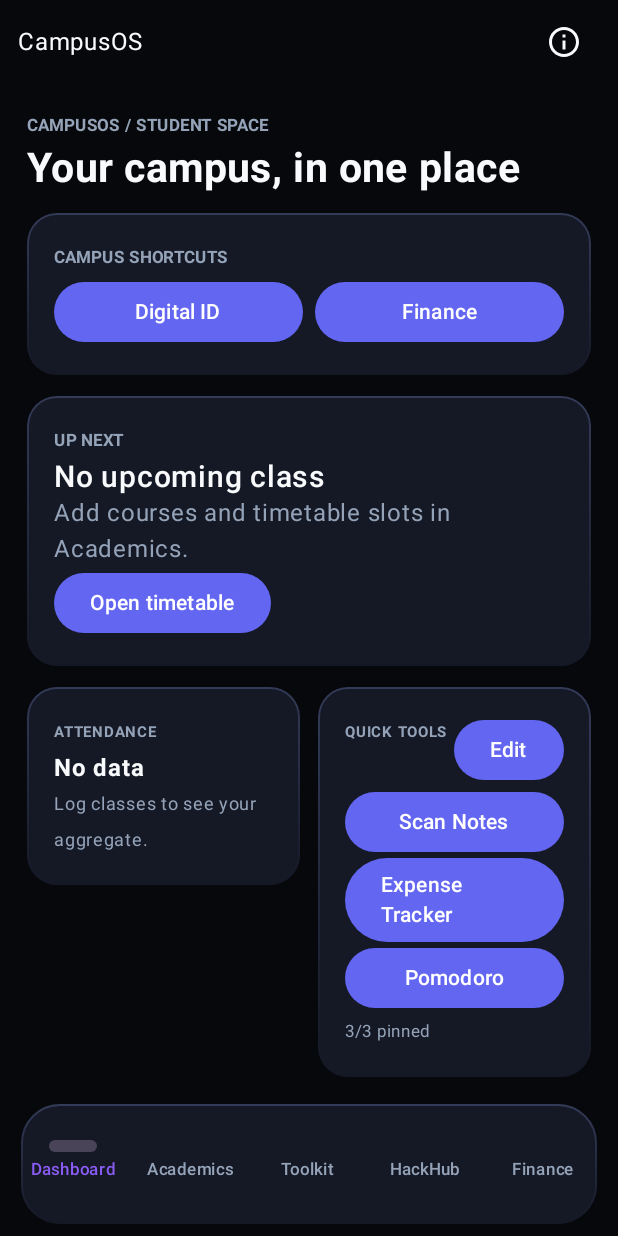
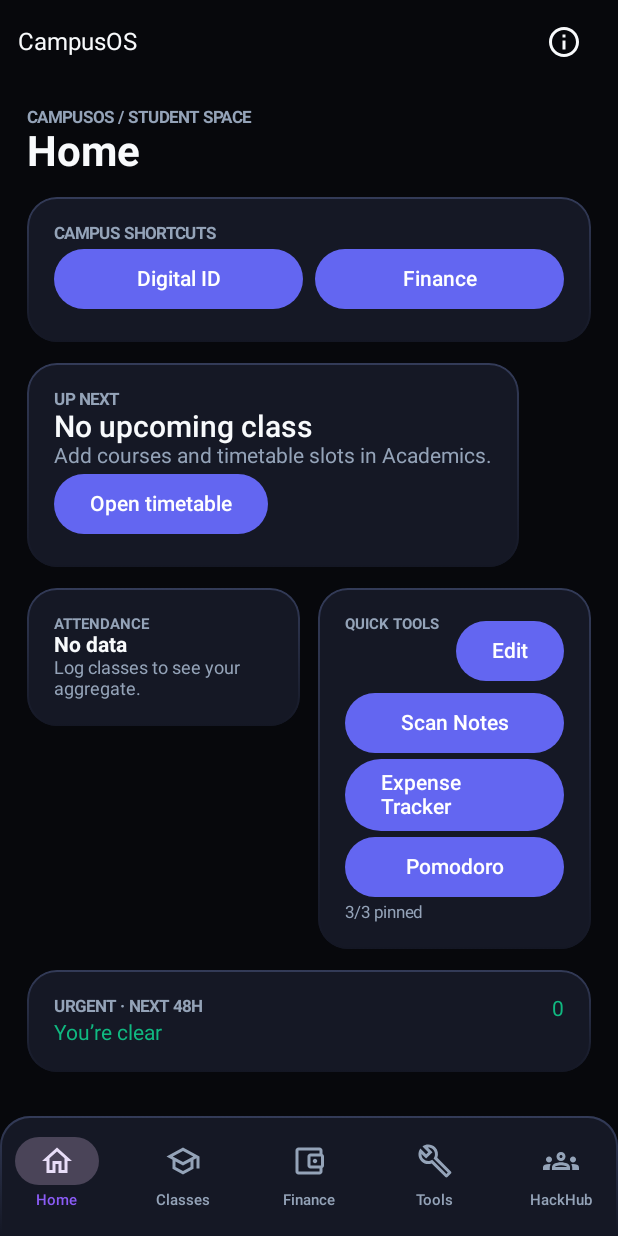
Before and after one commit to Afraz-Dev-Pro/Afraz-CampusOS, an Android app built with Jetpack Compose: the screen it shows after launch (MainActivity), on a phone screen of 412 x 824 dp. Run offline under Robolectric (Android 15) with nearby library versions, the phone set to English and light mode, and no system bars; our stand-ins replace Dagger/Hilt's generated code, Room's generated code; pictures from the network do not load.

Commit message:
feat: add adaptive CampusOS theme and navigation shell

```diff
--- a/app/src/main/java/com/afraz/campusos/MainActivity.kt
+++ b/app/src/main/java/com/afraz/campusos/MainActivity.kt
@@ -1,30 +1,47 @@
 package com.afraz.campusos
 
+import android.content.Intent
 import android.os.Bundle
 import androidx.activity.ComponentActivity
 import androidx.activity.compose.setContent
+import androidx.activity.enableEdgeToEdge
+import androidx.activity.SystemBarStyle
 import androidx.compose.foundation.border
+import androidx.compose.foundation.layout.BoxWithConstraints
 import androidx.compose.foundation.layout.Row
+import androidx.compose.foundation.layout.Spacer
+import androidx.compose.foundation.layout.WindowInsets
+import androidx.compose.foundation.layout.fillMaxSize
 import androidx.compose.foundation.layout.fillMaxWidth
 import androidx.compose.foundation.layout.padding
+import androidx.compose.foundation.layout.size
+import androidx.compose.foundation.layout.statusBars
+import androidx.compose.foundation.layout.windowInsetsPadding
 import androidx.compose.foundation.shape.RoundedCornerShape
-import androidx.compose.material3.MaterialTheme
+import androidx.compose.material.icons.Icons
+import androidx.compose.material.icons.automirrored.outlined.ArrowBack
+import androidx.compose.material.icons.outlined.AccountBalanceWallet
+import androidx.compose.material.icons.outlined.Build
+import androidx.compose.material.icons.outlined.Groups
+import androidx.compose.material.icons.outlined.Home
+import androidx.compose.material.icons.outlined.Info
+import androidx.compose.material.icons.outlined.School
 import androidx.compose.material3.Icon
 import androidx.compose.material3.IconButton
+import androidx.compose.material3.MaterialTheme
 import androidx.compose.material3.NavigationBar
 import androidx.compose.material3.NavigationBarItem
+import androidx.compose.material3.NavigationRail
+import androidx.compose.material3.NavigationRailItem
 import androidx.compose.material3.Scaffold
 import androidx.compose.material3.Text
-import androidx.compose.material.icons.Icons
-import androidx.compose.material.icons.outlined.Info
-import androidx.compose.material.icons.automirrored.outlined.ArrowBack
-import androidx.compose.foundation.layout.Spacer
-import androidx.compose.ui.Alignment
 import androidx.compose.runtime.Composable
 import androidx.compose.runtime.LaunchedEffect
 import androidx.compose.runtime.getValue
+import androidx.compose.ui.Alignment
 import androidx.compose.ui.Modifier
 import androidx.compose.ui.graphics.Brush
+import androidx.compose.ui.graphics.Color
 import androidx.compose.ui.unit.dp
 import androidx.compose.ui.unit.sp
 import androidx.hilt.navigation.compose.hiltViewModel
@@ -33,117 +50,196 @@ import androidx.navigation.compose.NavHost
 import androidx.navigation.compose.composable
 import androidx.navigation.compose.currentBackStackEntryAsState
 import androidx.navigation.compose.rememberNavController
-import com.afraz.campusos.core.designsystem.CampusOsTheme
 import com.afraz.campusos.core.designsystem.GlassBorderBottom
 import com.afraz.campusos.core.designsystem.GlassBorderTop
 import com.afraz.campusos.core.designsystem.GlassFill
 import com.afraz.campusos.feature_academics.AcademicsScreen
+import com.afraz.campusos.feature_dashboard.AboutScreen
 import com.afraz.campusos.feature_dashboard.DashboardScreen
-import com.afraz.campusos.feature_dashboard.AboutScreen
 import com.afraz.campusos.feature_hackhub.HackHubScreen
+import com.afraz.campusos.feature_toolkit.FinanceScreen
 import com.afraz.campusos.feature_toolkit.ToolkitScreen
-import com.afraz.campusos.feature_toolkit.FinanceScreen
 import com.afraz.campusos.feature_toolkit.tile.QuickScanTileService
 import com.afraz.campusos.navigation.CampusRoute
+import com.afraz.campusos.ui.theme.CampusOsTheme
 import dagger.hilt.android.AndroidEntryPoint
 
 @AndroidEntryPoint
 class MainActivity : ComponentActivity() {
-    private var openScannerRequest = androidx.compose.runtime.mutableStateOf(false)
+    private val openScannerRequest = androidx.compose.runtime.mutableStateOf(false)
 
     override fun onCreate(savedInstanceState: Bundle?) {
         super.onCreate(savedInstanceState)
+        enableEdgeToEdge(
+            statusBarStyle = SystemBarStyle.dark(android.graphics.Color.rgb(7, 8, 12)),
+            navigationBarStyle = SystemBarStyle.dark(android.graphics.Color.rgb(7, 8, 12))
+        )
         openScannerRequest.value = intent.getBooleanExtra(QuickScanTileService.EXTRA_OPEN_SCANNER, false)
         setContent {
             CampusOsTheme {
-                CampusShell(openScannerRequest.value, onScannerConsumed = { openScannerRequest.value = false }, onScannerRequested = { openScannerRequest.value = true })
+                CampusNavScaffold(
+                    openScannerRequest = openScannerRequest.value,
+                    onScannerConsumed = { openScannerRequest.value = false },
+                    onScannerRequested = { openScannerRequest.value = true }
+                )
             }
         }
     }
 
-    override fun onNewIntent(intent: android.content.Intent) {
+    override fun onNewIntent(intent: Intent) {
         super.onNewIntent(intent)
         setIntent(intent)
-        if (intent.getBooleanExtra(QuickScanTileService.EXTRA_OPEN_SCANNER, false)) openScannerRequest.value = true
+        if (intent.getBooleanExtra(QuickScanTileService.EXTRA_OPEN_SCANNER, false)) {
+            openScannerRequest.value = true
+        }
     }
 }
 
+private data class CampusDestination(
+    val label: String,
+    val route: CampusRoute,
+    val icon: androidx.compose.ui.graphics.vector.ImageVector
+)
+
 @Composable
-private fun CampusShell(openScannerRequest: Boolean, onScannerConsumed: () -> Unit, onScannerRequested: () -> Unit) {
+private fun CampusNavScaffold(
+    openScannerRequest: Boolean,
+    onScannerConsumed: () -> Unit,
+    onScannerRequested: () -> Unit
+) {
     val navController = rememberNavController()
     val backStack by navController.currentBackStackEntryAsState()
-    val destination = backStack?.destination
-    val currentRoute = destination?.route.orEmpty()
+    val currentRoute = backStack?.destination?.route.orEmpty()
     val isAboutPage = currentRoute.substringAfterLast('.').startsWith("About")
+    val destinations = listOf(
+        CampusDestination("Home", CampusRoute.Dashboard, Icons.Outlined.Home),
+        CampusDestination("Classes", CampusRoute.Academics, Icons.Outlined.School),
+        CampusDestination("Finance", CampusRoute.Finance, Icons.Outlined.AccountBalanceWallet),
+        CampusDestination("Tools", CampusRoute.Toolkit, Icons.Outlined.Build),
+        CampusDestination("HackHub", CampusRoute.HackHub, Icons.Outlined.Groups)
+    )
+
     LaunchedEffect(openScannerRequest) {
-        if (openScannerRequest) navController.navigate(CampusRoute.Toolkit) { launchSingleTop = true }
+        if (openScannerRequest) {
+            navController.navigate(CampusRoute.Toolkit) { launchSingleTop = true }
         }
-    val tabs = listOf(
-        "Dashboard" to CampusRoute.Dashboard,
-        "Academics" to CampusRoute.Academics,
-        "Toolkit" to CampusRoute.Toolkit,
-        "HackHub" to CampusRoute.HackHub,
-        "Finance" to CampusRoute.Finance
-    )
+    }
+
+    BoxWithConstraints(Modifier.fillMaxSize()) {
+        val compact = maxWidth < 600.dp
         Scaffold(
             containerColor = MaterialTheme.colorScheme.background,
             topBar = {
-            androidx.compose.foundation.layout.Row(
-                modifier = Modifier.fillMaxWidth().padding(horizontal = 12.dp, vertical = 4.dp),
+                Row(
+                    modifier = Modifier
+                        .fillMaxWidth()
+                        .windowInsetsPadding(WindowInsets.statusBars)
+                        .padding(horizontal = 12.dp, vertical = 4.dp),
                     verticalAlignment = Alignment.CenterVertically
                 ) {
-                if (isAboutPage) IconButton(onClick = { navController.popBackStack() }) {
+                    if (isAboutPage) {
+                        IconButton(onClick = { navController.popBackStack() }) {
                             Icon(Icons.AutoMirrored.Outlined.ArrowBack, contentDescription = "Back")
+                        }
                     }
                     Text(if (isAboutPage) "About CampusOS" else "CampusOS", fontSize = 16.sp)
                     Spacer(Modifier.weight(1f))
-                if (!isAboutPage) IconButton(onClick = { navController.navigate(CampusRoute.About) { launchSingleTop = true } }) {
+                    if (!isAboutPage) {
+                        IconButton(onClick = {
+                            navController.navigate(CampusRoute.About) { launchSingleTop = true }
+                        }) {
                             Icon(Icons.Outlined.Info, contentDescription = "About CampusOS")
+                        }
                     }
                 }
             },
             bottomBar = {
-            if (!isAboutPage) {
+                if (compact && !isAboutPage) {
                     androidx.compose.material3.Surface(
                         color = GlassFill,
-                shape = RoundedCornerShape(26.dp),
-                modifier = Modifier.fillMaxWidth().padding(horizontal = 14.dp, vertical = 8.dp)
-                    .border(1.dp, Brush.verticalGradient(listOf(GlassBorderTop, GlassBorderBottom)), RoundedCornerShape(26.dp))
+                        shape = RoundedCornerShape(topStart = 20.dp, topEnd = 20.dp),
+                        modifier = Modifier
+                            .fillMaxWidth()
+                            .border(
+                                width = 1.dp,
+                                brush = Brush.verticalGradient(listOf(GlassBorderTop, GlassBorderBottom)),
+                                shape = RoundedCornerShape(topStart = 20.dp, topEnd = 20.dp)
+                            )
                     ) {
-                NavigationBar(containerColor = androidx.compose.ui.graphics.Color.Transparent, tonalElevation = 0.dp) {
-                    tabs.forEach { (label, route) ->
-                        val selected = currentRoute.substringAfterLast('.').startsWith(route::class.simpleName.orEmpty())
+                        NavigationBar(
+                            containerColor = Color.Transparent,
+                            tonalElevation = 0.dp
+                        ) {
+                            destinations.forEach { destination ->
                                 NavigationBarItem(
-                            selected = selected,
-                            onClick = {
-                                navController.navigate(route) {
-                                    popUpTo(navController.graph.findStartDestination().id) { saveState = true }
-                                    launchSingleTop = true
-                                    restoreState = true
-                                }
+                                    selected = isSelected(currentRoute, destination.route),
+                                    onClick = { navController.navigateTo(destination.route) },
+                                    icon = {
+                                        Icon(
+                                            destination.icon,
+                                            contentDescription = null,
+                                            modifier = Modifier.size(24.dp)
+                                        )
                                     },
-                            icon = {},
-                            label = { Text(label, fontSize = 11.sp) }
+                                    label = {
+                                        Text(
+                                            destination.label,
+                                            maxLines = 1,
+                                            softWrap = false,
+                                            fontSize = 10.sp
+                                        )
+                                    },
+                                    alwaysShowLabel = true
                                 )
                             }
                         }
                     }
                 }
             }
-    ) { insets ->
-        NavHost(navController = navController, startDestination = CampusRoute.Dashboard, modifier = Modifier.padding(insets)) {
+        ) { contentInsets ->
+            Row(
+                modifier = Modifier
+                    .fillMaxSize()
+                    .padding(contentInsets)
+            ) {
+                if (!compact && !isAboutPage) {
+                    NavigationRail {
+                        destinations.forEach { destination ->
+                            NavigationRailItem(
+                                selected = isSelected(currentRoute, destination.route),
+                                onClick = { navController.navigateTo(destination.route) },
+                                icon = {
+                                    Icon(destination.icon, contentDescription = null)
+                                },
+                                label = { Text(destination.label, maxLines = 1, softWrap = false) },
+                                alwaysShowLabel = true
+                            )
+                        }
+                    }
+                }
+                NavHost(
+                    navController = navController,
+                    startDestination = CampusRoute.Dashboard,
+                    modifier = Modifier.weight(1f)
+                ) {
                     composable<CampusRoute.Dashboard> {
                         DashboardScreen(
-                    onOpenToolkit = { navController.navigate(CampusRoute.Toolkit) { launchSingleTop = true } },
-                    onOpenScanner = { navController.navigate(CampusRoute.Toolkit) { launchSingleTop = true }; onScannerRequested() },
-                    onOpenAcademics = { navController.navigate(CampusRoute.Academics) { launchSingleTop = true } },
-                    onOpenFinance = { navController.navigate(CampusRoute.Finance) { launchSingleTop = true } },
-                    onOpenDigitalId = { navController.navigate(CampusRoute.DigitalId) { launchSingleTop = true } }
+                            onOpenToolkit = { navController.navigateTo(CampusRoute.Toolkit) },
+                            onOpenScanner = {
+                                navController.navigateTo(CampusRoute.Toolkit)
+                                onScannerRequested()
+                            },
+                            onOpenAcademics = { navController.navigateTo(CampusRoute.Academics) },
+                            onOpenFinance = { navController.navigateTo(CampusRoute.Finance) },
+                            onOpenDigitalId = { navController.navigateTo(CampusRoute.DigitalId) }
                         )
                     }
                     composable<CampusRoute.Academics> { AcademicsScreen() }
                     composable<CampusRoute.Toolkit> {
-                ToolkitScreen(autoStartScanner = openScannerRequest, onAutoStartConsumed = onScannerConsumed)
+                        ToolkitScreen(
+                            autoStartScanner = openScannerRequest,
+                            onAutoStartConsumed = onScannerConsumed
+                        )
                     }
                     composable<CampusRoute.HackHub> { HackHubScreen() }
                     composable<CampusRoute.Finance> { FinanceScreen() }
@@ -152,3 +248,16 @@ private fun CampusShell(openScannerRequest: Boolean, onScannerConsumed: () -> Un
                 }
             }
         }
+    }
+}
+
+private fun isSelected(currentRoute: String, route: CampusRoute): Boolean =
+    currentRoute.substringAfterLast('.').startsWith(route::class.simpleName.orEmpty())
+
+private fun androidx.navigation.NavHostController.navigateTo(route: CampusRoute) {
+    navigate(route) {
+        popUpTo(graph.findStartDestination().id) { saveState = true }
+        launchSingleTop = true
+        restoreState = true
+    }
+}
--- a/app/src/main/java/com/afraz/campusos/feature_academics/AcademicsScreen.kt
+++ b/app/src/main/java/com/afraz/campusos/feature_academics/AcademicsScreen.kt
@@ -120,7 +120,7 @@ fun AcademicsScreen(modifier: Modifier = Modifier, viewModel: AcademicsViewModel
     LazyColumn(modifier.padding(horizontal = 18.dp), verticalArrangement = Arrangement.spacedBy(14.dp)) {
         item {
             Spacer(Modifier.height(16.dp))
-            Text("Academics", color = TextPrimary, fontSize = 29.sp, fontWeight = FontWeight.Bold)
+            Text("Classes", color = TextPrimary, fontSize = 28.sp, fontWeight = FontWeight.Bold)
             Text("Your timetable, attendance and progress stay on this device.", color = TextSecondary)
         }
         item {
--- a/app/src/main/java/com/afraz/campusos/feature_dashboard/DashboardScreen.kt
+++ b/app/src/main/java/com/afraz/campusos/feature_dashboard/DashboardScreen.kt
@@ -70,7 +70,7 @@ fun DashboardScreen(
         item {
             Spacer(Modifier.height(16.dp))
             Text("CAMPUSOS / STUDENT SPACE", color = TextSecondary, fontSize = 11.sp, fontWeight = FontWeight.Bold)
-            Text("Your campus, in one place", color = TextPrimary, fontSize = 27.sp, fontWeight = FontWeight.Bold)
+            Text("Home", color = TextPrimary, fontSize = 28.sp, fontWeight = FontWeight.Bold)
         }
         item {
             GlassCard {
--- a/app/src/main/java/com/afraz/campusos/feature_hackhub/HackHubScreen.kt
+++ b/app/src/main/java/com/afraz/campusos/feature_hackhub/HackHubScreen.kt
@@ -77,7 +77,7 @@ fun HackHubScreen(modifier: Modifier = Modifier, viewModel: HackHubViewModel = h
     LazyColumn(modifier.fillMaxSize().padding(horizontal = 18.dp), verticalArrangement = Arrangement.spacedBy(14.dp)) {
         item {
             Spacer(Modifier.height(16.dp))
-            Text("HackHub", color = TextPrimary, fontSize = 29.sp, fontWeight = FontWeight.Bold)
+            Text("HackHub", color = TextPrimary, fontSize = 28.sp, fontWeight = FontWeight.Bold)
             Text("Find teammates, events and past papers.", color = TextSecondary)
         }
         item {
--- a/app/src/main/java/com/afraz/campusos/feature_toolkit/ToolkitScreen.kt
+++ b/app/src/main/java/com/afraz/campusos/feature_toolkit/ToolkitScreen.kt
@@ -167,7 +167,7 @@ fun ToolkitScreen(modifier: Modifier = Modifier, autoStartScanner: Boolean = fal
     LazyColumn(modifier.fillMaxSize().padding(horizontal = 18.dp), verticalArrangement = Arrangement.spacedBy(14.dp)) {
         item {
             Spacer(Modifier.height(16.dp))
-            Text(if (financeOnly) "Finance" else if (walletOnly) "Digital ID" else "Toolkit", color = TextPrimary, fontSize = 29.sp, fontWeight = FontWeight.Bold)
+            Text(if (financeOnly) "Finance" else if (walletOnly) "Digital ID" else "Tools", color = TextPrimary, fontSize = 28.sp, fontWeight = FontWeight.Bold)
             Text(if (financeOnly) "Personal spending, UPI and bill splits." else if (walletOnly) "Your campus documents, ready when you need them." else "Campus helpers that work offline.", color = TextSecondary)
         }
         if (!financeOnly && !walletOnly) item {
--- /dev/null
+++ b/app/src/main/java/com/afraz/campusos/ui/theme/Color.kt
@@ -0,0 +1,18 @@
+package com.afraz.campusos.ui.theme
+
+import androidx.compose.ui.graphics.Color
+
+val BgCanvas = Color(0xFF07080C)
+val SurfaceBento = Color(0xFF11131C)
+val SurfaceElevated = Color(0xFF181C28)
+val GlassFill = Color(0xBF1A1E2E)
+val GlassBorderTop = Color(0xFF333B58)
+val GlassBorderBottom = Color(0xFF141724)
+val AccentIndigo = Color(0xFF6366F1)
+val AccentViolet = Color(0xFF8B5CF6)
+val StatusSafe = Color(0xFF10B981)
+val StatusWarn = Color(0xFFF59E0B)
+val StatusDanger = Color(0xFFF43F5E)
+val TextPrimary = Color(0xFFF8FAFC)
+val TextSecondary = Color(0xFF94A3B8)
+val TextMuted = Color(0xFF475569)
--- /dev/null
+++ b/app/src/main/java/com/afraz/campusos/ui/theme/Shape.kt
@@ -0,0 +1,16 @@
+package com.afraz.campusos.ui.theme
+
+import androidx.compose.foundation.shape.RoundedCornerShape
+import androidx.compose.material3.Shapes
+import androidx.compose.ui.graphics.Shape
+import androidx.compose.ui.unit.dp
+
+val BentoShape: Shape = RoundedCornerShape(20.dp)
+val ActionShape: Shape = RoundedCornerShape(12.dp)
+val ModalShape: Shape = RoundedCornerShape(topStart = 28.dp, topEnd = 28.dp)
+
+val CampusShapes = Shapes(
+    small = ActionShape,
+    medium = BentoShape,
+    extraLarge = ModalShape
+)
--- /dev/null
+++ b/app/src/main/java/com/afraz/campusos/ui/theme/Theme.kt
@@ -0,0 +1,31 @@
+package com.afraz.campusos.ui.theme
+
+import androidx.compose.foundation.isSystemInDarkTheme
+import androidx.compose.material3.MaterialTheme
+import androidx.compose.material3.darkColorScheme
+import androidx.compose.runtime.Composable
+import androidx.compose.ui.graphics.Color
+
+private val CampusColorScheme = darkColorScheme(
+    primary = AccentIndigo,
+    secondary = AccentViolet,
+    background = BgCanvas,
+    surface = SurfaceBento,
+    surfaceVariant = SurfaceElevated,
+    onPrimary = Color.White,
+    onBackground = TextPrimary,
+    onSurface = TextPrimary,
+    onSurfaceVariant = TextSecondary,
+    error = StatusDanger
+)
+
+@Composable
+fun CampusOsTheme(content: @Composable () -> Unit) {
+    isSystemInDarkTheme()
+    MaterialTheme(
+        colorScheme = CampusColorScheme,
+        typography = CampusTypography,
+        shapes = CampusShapes,
+        content = content
+    )
+}
--- /dev/null
+++ b/app/src/main/java/com/afraz/campusos/ui/theme/Type.kt
@@ -0,0 +1,38 @@
+package com.afraz.campusos.ui.theme
+
+import androidx.compose.material3.Typography
+import androidx.compose.ui.text.TextStyle
+import androidx.compose.ui.text.font.FontFamily
+import androidx.compose.ui.text.font.FontWeight
+import androidx.compose.ui.text.font.FontFeature
+import androidx.compose.ui.unit.sp
+
+private val TabularNumerals = FontFeature.tabularNumbers()
+
+val NumberTextLarge = TextStyle(
+    fontFamily = FontFamily.Monospace,
+    fontWeight = FontWeight.Bold,
+    fontFeatureSettings = TabularNumerals,
+    fontSize = 24.sp
+)
+
+val NumberTextMedium = NumberTextLarge.copy(fontSize = 16.sp)
+val NumberTextSmall = NumberTextLarge.copy(fontSize = 12.sp)
+
+val CampusTypography = Typography(
+    displayLarge = TextStyle(fontFamily = FontFamily.Default, fontWeight = FontWeight.Bold),
+    displayMedium = TextStyle(fontFamily = FontFamily.Default, fontWeight = FontWeight.Bold),
+    displaySmall = TextStyle(fontFamily = FontFamily.Default, fontWeight = FontWeight.Bold),
+    headlineLarge = TextStyle(fontFamily = FontFamily.Default, fontWeight = FontWeight.Bold),
+    headlineMedium = TextStyle(fontFamily = FontFamily.Default, fontWeight = FontWeight.Bold),
+    headlineSmall = TextStyle(fontFamily = FontFamily.Default, fontWeight = FontWeight.SemiBold),
+    titleLarge = TextStyle(fontFamily = FontFamily.Default, fontWeight = FontWeight.Bold),
+    titleMedium = TextStyle(fontFamily = FontFamily.Default, fontWeight = FontWeight.SemiBold),
+    titleSmall = TextStyle(fontFamily = FontFamily.Default, fontWeight = FontWeight.Medium),
+    bodyLarge = TextStyle(fontFamily = FontFamily.Default),
+    bodyMedium = TextStyle(fontFamily = FontFamily.Default),
+    bodySmall = TextStyle(fontFamily = FontFamily.Default),
+    labelLarge = TextStyle(fontFamily = FontFamily.Default, fontWeight = FontWeight.SemiBold),
+    labelMedium = TextStyle(fontFamily = FontFamily.Default, fontWeight = FontWeight.Medium),
+    labelSmall = TextStyle(fontFamily = FontFamily.Default, fontWeight = FontWeight.Medium)
+)
```
Lines whose indentation alone changed are shown as unchanged.
